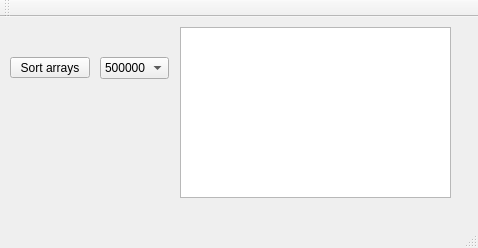
Qt form mainwindow.ui (FAQEnD/CompareSortAlgorithm) before a commit.
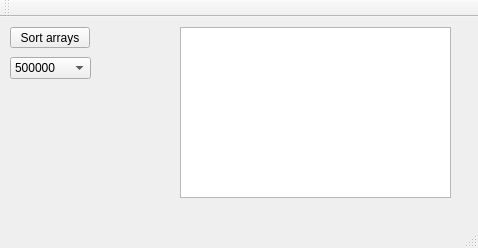
The same form after that commit.

The edit to the form file:
```diff
--- a/mainwindow.ui
+++ b/mainwindow.ui
@@ -18,7 +18,7 @@
     <property name="geometry">
      <rect>
       <x>10</x>
-      <y>40</y>
+      <y>10</y>
       <width>80</width>
       <height>21</height>
      </rect>
@@ -43,9 +43,9 @@
    <widget class="QComboBox" name="comboBoxSizeIndex">
     <property name="geometry">
      <rect>
-      <x>100</x>
+      <x>10</x>
       <y>40</y>
-      <width>69</width>
+      <width>81</width>
       <height>22</height>
      </rect>
     </property>
```
